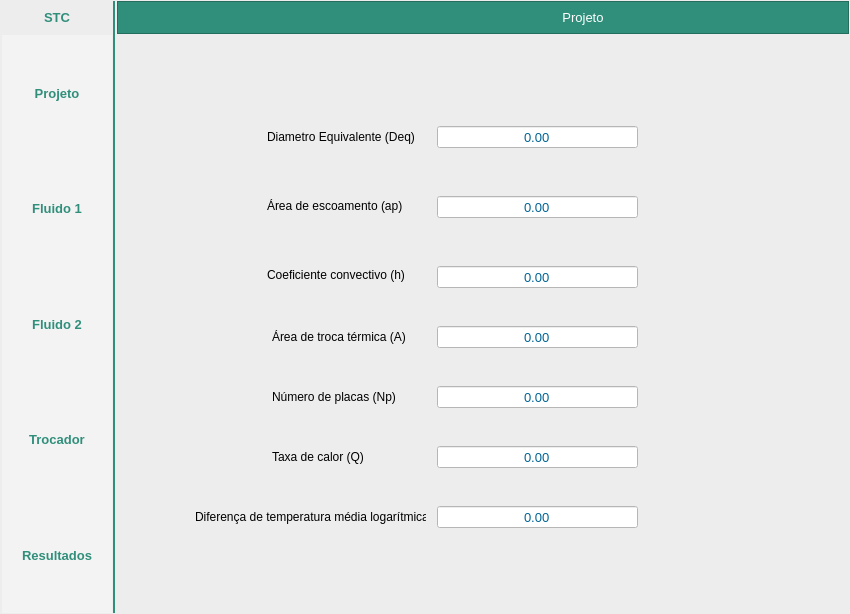
Old version of the form Tela.ui in the repository Zamariolo/STC.
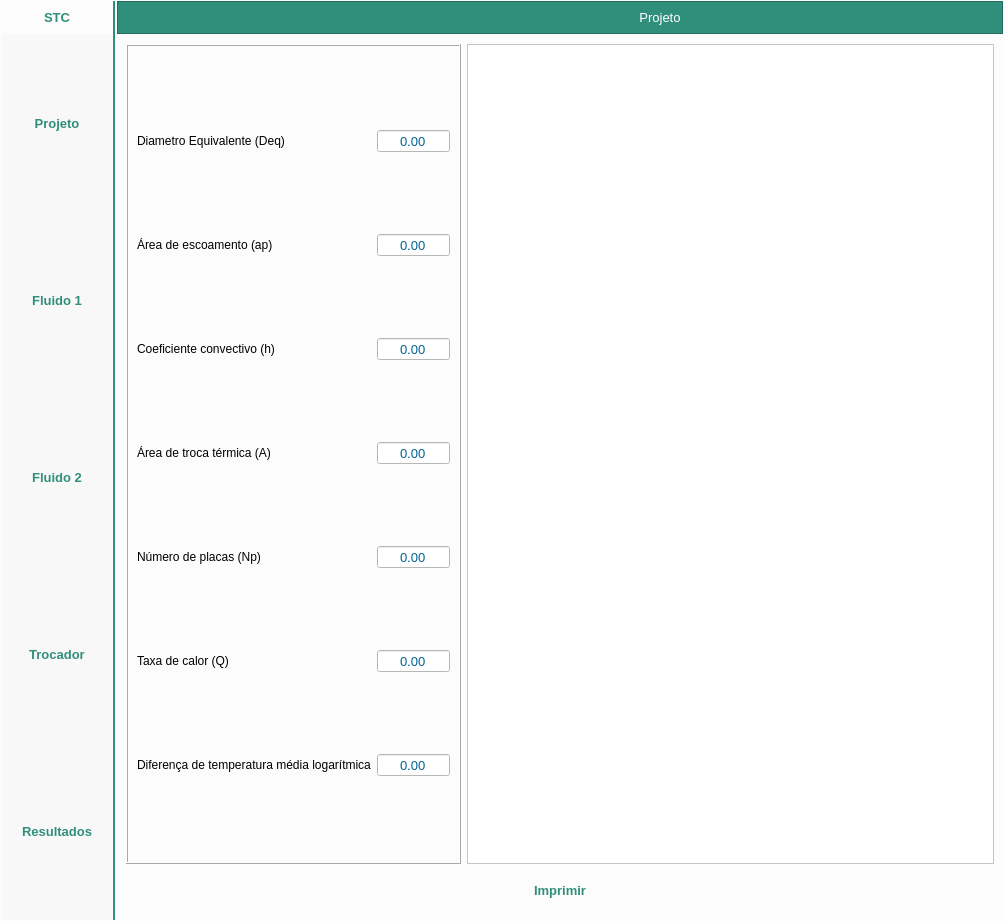
New version of the form. The open tabs and pages were chosen to show the change. Icons and pictures are not drawn.

The edit to the form file:
```diff
--- a/Tela.ui
+++ b/Tela.ui
@@ -9,8 +9,8 @@
    <rect>
     <x>0</x>
     <y>0</y>
-    <width>847</width>
-    <height>614</height>
+    <width>991</width>
+    <height>921</height>
    </rect>
   </property>
   <property name="sizePolicy">
@@ -29,7 +29,7 @@
    <string>STC - v0.0</string>
   </property>
   <property name="styleSheet">
-   <string notr="true">background-color: rgb(237, 237, 237);</string>
+   <string notr="true">background-color: rgb(252, 252, 252);</string>
   </property>
   <property name="toolButtonStyle">
    <enum>Qt::ToolButtonIconOnly</enum>
@@ -89,7 +89,7 @@
          <bool>false</bool>
         </property>
         <property name="styleSheet">
-         <string notr="true">background-color: rgb(243, 243, 243);</string>
+         <string notr="true">background-color: rgb(248, 248, 248);</string>
         </property>
         <property name="frameShape">
          <enum>QFrame::NoFrame</enum>
@@ -132,6 +132,9 @@
            </property>
            <item row="3" column="0">
             <widget class="QPushButton" name="trocador_btn">
+             <property name="enabled">
+              <bool>false</bool>
+             </property>
              <property name="sizePolicy">
               <sizepolicy hsizetype="Minimum" vsizetype="Minimum">
                <horstretch>0</horstretch>
@@ -3347,334 +3350,259 @@
          </widget>
         </widget>
         <widget class="QWidget" name="resultados_page">
+         <layout class="QGridLayout" name="gridLayout_7">
+          <item row="0" column="1">
+           <widget class="QTextEdit" name="textEdit">
+            <property name="minimumSize">
+             <size>
+              <width>527</width>
+              <height>0</height>
+             </size>
+            </property>
+            <property name="styleSheet">
+             <string notr="true">background-color: rgb(255, 255, 255);
+border-color: rgb(255, 85, 127);</string>
+            </property>
+           </widget>
+          </item>
+          <item row="0" column="0">
+           <widget class="QFrame" name="frame">
+            <property name="styleSheet">
+             <string notr="true">border-color: rgb(0, 0, 0);</string>
+            </property>
+            <property name="frameShape">
+             <enum>QFrame::Box</enum>
+            </property>
+            <property name="frameShadow">
+             <enum>QFrame::Raised</enum>
+            </property>
+            <layout class="QGridLayout" name="gridLayout_8">
+             <item row="0" column="0">
          <widget class="QLabel" name="deq_label">
-          <property name="geometry">
-           <rect>
-            <x>150</x>
-            <y>90</y>
-            <width>159</width>
-            <height>24</height>
-           </rect>
-          </property>
           <property name="text">
            <string>&lt;html&gt;&lt;head/&gt;&lt;body&gt;&lt;p&gt;Diametro Equivalente (Deq)&lt;/p&gt;&lt;/body&gt;&lt;/html&gt;</string>
           </property>
          </widget>
-         <widget class="QLabel" name="h_label">
-          <property name="geometry">
-           <rect>
-            <x>150</x>
-            <y>228</y>
-            <width>159</width>
+             </item>
+             <item row="1" column="2">
+              <widget class="QDoubleSpinBox" name="ap_spinbox">
+               <property name="minimumSize">
+                <size>
+                 <width>0</width>
             <height>24</height>
-           </rect>
-          </property>
-          <property name="text">
-           <string>&lt;html&gt;&lt;head/&gt;&lt;body&gt;&lt;p&gt;Coeficiente convectivo (h)&lt;/p&gt;&lt;/body&gt;&lt;/html&gt;</string>
-          </property>
-         </widget>
+                </size>
+               </property>
+               <property name="font">
+                <font>
+                 <family>Segoe UI</family>
+                 <pointsize>10</pointsize>
+                </font>
+               </property>
+               <property name="styleSheet">
+                <string notr="true">background-color: rgb(255, 255, 255);
+color: rgb(0, 100, 148);</string>
+               </property>
+               <property name="alignment">
+                <set>Qt::AlignCenter</set>
+               </property>
+               <property name="readOnly">
+                <bool>true</bool>
+               </property>
+               <property name="buttonSymbols">
+                <enum>QAbstractSpinBox::NoButtons</enum>
+               </property>
+               <property name="minimum">
+                <double>0.000000000000000</double>
+               </property>
+               <property name="maximum">
+                <double>999999.000000000000000</double>
+               </property>
+              </widget>
+             </item>
+             <item row="1" column="0">
          <widget class="QLabel" name="ap_label">
-          <property name="geometry">
-           <rect>
-            <x>150</x>
-            <y>159</y>
-            <width>159</width>
-            <height>24</height>
-           </rect>
-          </property>
           <property name="text">
            <string>&lt;html&gt;&lt;head/&gt;&lt;body&gt;&lt;p&gt;Área de escoamento (ap)&lt;/p&gt;&lt;/body&gt;&lt;/html&gt;</string>
           </property>
          </widget>
+             </item>
+             <item row="2" column="0">
+              <widget class="QLabel" name="h_label">
+               <property name="text">
+                <string>&lt;html&gt;&lt;head/&gt;&lt;body&gt;&lt;p&gt;Coeficiente convectivo (h)&lt;/p&gt;&lt;/body&gt;&lt;/html&gt;</string>
+               </property>
+              </widget>
+             </item>
+             <item row="2" column="2">
+              <widget class="QDoubleSpinBox" name="h_spinbox">
+               <property name="minimumSize">
+                <size>
+                 <width>0</width>
+                 <height>24</height>
+                </size>
+               </property>
+               <property name="font">
+                <font>
+                 <family>Segoe UI</family>
+                 <pointsize>10</pointsize>
+                </font>
+               </property>
+               <property name="styleSheet">
+                <string notr="true">background-color: rgb(255, 255, 255);
+color: rgb(0, 100, 148);</string>
+               </property>
+               <property name="alignment">
+                <set>Qt::AlignCenter</set>
+               </property>
+               <property name="readOnly">
+                <bool>true</bool>
+               </property>
+               <property name="buttonSymbols">
+                <enum>QAbstractSpinBox::NoButtons</enum>
+               </property>
+               <property name="minimum">
+                <double>0.000000000000000</double>
+               </property>
+               <property name="maximum">
+                <double>999999.000000000000000</double>
+               </property>
+              </widget>
+             </item>
+             <item row="3" column="0">
          <widget class="QLabel" name="A_label">
-          <property name="geometry">
-           <rect>
-            <x>155</x>
-            <y>290</y>
-            <width>159</width>
-            <height>24</height>
-           </rect>
-          </property>
           <property name="text">
            <string>&lt;html&gt;&lt;head/&gt;&lt;body&gt;&lt;p&gt;Área de troca térmica (A)&lt;/p&gt;&lt;/body&gt;&lt;/html&gt;</string>
           </property>
          </widget>
-         <widget class="QLabel" name="Np_new_label">
-          <property name="geometry">
-           <rect>
-            <x>155</x>
-            <y>350</y>
-            <width>159</width>
+             </item>
+             <item row="3" column="2">
+              <widget class="QDoubleSpinBox" name="A_spinbox">
+               <property name="minimumSize">
+                <size>
+                 <width>0</width>
             <height>24</height>
-           </rect>
-          </property>
-          <property name="text">
-           <string>&lt;html&gt;&lt;head/&gt;&lt;body&gt;&lt;p&gt;Número de placas (Np)&lt;/p&gt;&lt;/body&gt;&lt;/html&gt;</string>
-          </property>
-         </widget>
+                </size>
+               </property>
+               <property name="font">
+                <font>
+                 <family>Segoe UI</family>
+                 <pointsize>10</pointsize>
+                </font>
+               </property>
+               <property name="styleSheet">
+                <string notr="true">background-color: rgb(255, 255, 255);
+color: rgb(0, 100, 148);</string>
+               </property>
+               <property name="alignment">
+                <set>Qt::AlignCenter</set>
+               </property>
+               <property name="readOnly">
+                <bool>true</bool>
+               </property>
+               <property name="buttonSymbols">
+                <enum>QAbstractSpinBox::NoButtons</enum>
+               </property>
+               <property name="minimum">
+                <double>0.000000000000000</double>
+               </property>
+               <property name="maximum">
+                <double>999999.000000000000000</double>
+               </property>
+              </widget>
+             </item>
+             <item row="5" column="0">
          <widget class="QLabel" name="Q_label">
-          <property name="geometry">
-           <rect>
-            <x>155</x>
-            <y>410</y>
-            <width>159</width>
-            <height>24</height>
-           </rect>
-          </property>
           <property name="text">
            <string>&lt;html&gt;&lt;head/&gt;&lt;body&gt;&lt;p&gt;Taxa de calor (Q)&lt;/p&gt;&lt;/body&gt;&lt;/html&gt;</string>
           </property>
          </widget>
+             </item>
+             <item row="4" column="0">
+              <widget class="QLabel" name="Np_new_label">
+               <property name="text">
+                <string>&lt;html&gt;&lt;head/&gt;&lt;body&gt;&lt;p&gt;Número de placas (Np)&lt;/p&gt;&lt;/body&gt;&lt;/html&gt;</string>
+               </property>
+              </widget>
+             </item>
+             <item row="4" column="2">
+              <widget class="QDoubleSpinBox" name="Np_spinbox">
+               <property name="minimumSize">
+                <size>
+                 <width>0</width>
+                 <height>24</height>
+                </size>
+               </property>
+               <property name="font">
+                <font>
+                 <family>Segoe UI</family>
+                 <pointsize>10</pointsize>
+                </font>
+               </property>
+               <property name="styleSheet">
+                <string notr="true">background-color: rgb(255, 255, 255);
+color: rgb(0, 100, 148);</string>
+               </property>
+               <property name="alignment">
+                <set>Qt::AlignCenter</set>
+               </property>
+               <property name="readOnly">
+                <bool>true</bool>
+               </property>
+               <property name="buttonSymbols">
+                <enum>QAbstractSpinBox::NoButtons</enum>
+               </property>
+               <property name="minimum">
+                <double>0.000000000000000</double>
+               </property>
+               <property name="maximum">
+                <double>999999.000000000000000</double>
+               </property>
+              </widget>
+             </item>
+             <item row="6" column="0">
          <widget class="QLabel" name="dtln_label">
-          <property name="geometry">
-           <rect>
-            <x>78</x>
-            <y>470</y>
-            <width>231</width>
-            <height>24</height>
-           </rect>
-          </property>
           <property name="text">
            <string>&lt;html&gt;&lt;head/&gt;&lt;body&gt;&lt;p&gt;Diferença de temperatura média logarítmica&lt;/p&gt;&lt;/body&gt;&lt;/html&gt;</string>
           </property>
          </widget>
-         <widget class="QDoubleSpinBox" name="deq_spinBox">
-          <property name="geometry">
-           <rect>
-            <x>320</x>
-            <y>90</y>
-            <width>201</width>
-            <height>24</height>
-           </rect>
-          </property>
-          <property name="minimumSize">
-           <size>
-            <width>0</width>
-            <height>24</height>
-           </size>
-          </property>
-          <property name="font">
-           <font>
-            <family>Segoe UI</family>
-            <pointsize>10</pointsize>
-           </font>
-          </property>
-          <property name="styleSheet">
-           <string notr="true">background-color: rgb(255, 255, 255);
-color: rgb(0, 100, 148);</string>
-          </property>
-          <property name="alignment">
-           <set>Qt::AlignCenter</set>
-          </property>
-          <property name="buttonSymbols">
-           <enum>QAbstractSpinBox::NoButtons</enum>
-          </property>
-          <property name="minimum">
-           <double>0.000000000000000</double>
-          </property>
-          <property name="maximum">
-           <double>999999.000000000000000</double>
-          </property>
-         </widget>
-         <widget class="QDoubleSpinBox" name="ap_spinbox">
-          <property name="geometry">
-           <rect>
-            <x>320</x>
-            <y>160</y>
-            <width>201</width>
-            <height>24</height>
-           </rect>
-          </property>
-          <property name="minimumSize">
-           <size>
-            <width>0</width>
-            <height>24</height>
-           </size>
-          </property>
-          <property name="font">
-           <font>
-            <family>Segoe UI</family>
-            <pointsize>10</pointsize>
-           </font>
-          </property>
-          <property name="styleSheet">
-           <string notr="true">background-color: rgb(255, 255, 255);
-color: rgb(0, 100, 148);</string>
-          </property>
-          <property name="alignment">
-           <set>Qt::AlignCenter</set>
-          </property>
-          <property name="buttonSymbols">
-           <enum>QAbstractSpinBox::NoButtons</enum>
-          </property>
-          <property name="minimum">
-           <double>0.000000000000000</double>
-          </property>
-          <property name="maximum">
-           <double>999999.000000000000000</double>
-          </property>
-         </widget>
-         <widget class="QDoubleSpinBox" name="A_spinbox">
-          <property name="geometry">
-           <rect>
-            <x>320</x>
-            <y>290</y>
-            <width>201</width>
-            <height>24</height>
-           </rect>
-          </property>
-          <property name="minimumSize">
-           <size>
-            <width>0</width>
-            <height>24</height>
-           </size>
-          </property>
-          <property name="font">
-           <font>
-            <family>Segoe UI</family>
-            <pointsize>10</pointsize>
-           </font>
-          </property>
-          <property name="styleSheet">
-           <string notr="true">background-color: rgb(255, 255, 255);
-color: rgb(0, 100, 148);</string>
-          </property>
-          <property name="alignment">
-           <set>Qt::AlignCenter</set>
-          </property>
-          <property name="buttonSymbols">
-           <enum>QAbstractSpinBox::NoButtons</enum>
-          </property>
-          <property name="minimum">
-           <double>0.000000000000000</double>
-          </property>
-          <property name="maximum">
-           <double>999999.000000000000000</double>
-          </property>
-         </widget>
-         <widget class="QDoubleSpinBox" name="h_spinbox">
-          <property name="geometry">
-           <rect>
-            <x>320</x>
-            <y>230</y>
-            <width>201</width>
-            <height>24</height>
-           </rect>
-          </property>
-          <property name="minimumSize">
-           <size>
-            <width>0</width>
-            <height>24</height>
-           </size>
-          </property>
-          <property name="font">
-           <font>
-            <family>Segoe UI</family>
-            <pointsize>10</pointsize>
-           </font>
-          </property>
-          <property name="styleSheet">
-           <string notr="true">background-color: rgb(255, 255, 255);
-color: rgb(0, 100, 148);</string>
-          </property>
-          <property name="alignment">
-           <set>Qt::AlignCenter</set>
-          </property>
-          <property name="buttonSymbols">
-           <enum>QAbstractSpinBox::NoButtons</enum>
-          </property>
-          <property name="minimum">
-           <double>0.000000000000000</double>
-          </property>
-          <property name="maximum">
-           <double>999999.000000000000000</double>
-          </property>
-         </widget>
-         <widget class="QDoubleSpinBox" name="Np_spinbox">
-          <property name="geometry">
-           <rect>
-            <x>320</x>
-            <y>350</y>
-            <width>201</width>
-            <height>24</height>
-           </rect>
-          </property>
-          <property name="minimumSize">
-           <size>
-            <width>0</width>
-            <height>24</height>
-           </size>
-          </property>
-          <property name="font">
-           <font>
-            <family>Segoe UI</family>
-            <pointsize>10</pointsize>
-           </font>
-          </property>
-          <property name="styleSheet">
-           <string notr="true">background-color: rgb(255, 255, 255);
-color: rgb(0, 100, 148);</string>
-          </property>
-          <property name="alignment">
-           <set>Qt::AlignCenter</set>
-          </property>
-          <property name="buttonSymbols">
-           <enum>QAbstractSpinBox::NoButtons</enum>
-          </property>
-          <property name="minimum">
-           <double>0.000000000000000</double>
-          </property>
-          <property name="maximum">
-           <double>999999.000000000000000</double>
-          </property>
-         </widget>
-         <widget class="QDoubleSpinBox" name="Q_spinbox">
-          <property name="geometry">
-           <rect>
-            <x>320</x>
-            <y>410</y>
-            <width>201</width>
-            <height>24</height>
-           </rect>
-          </property>
-          <property name="minimumSize">
-           <size>
-            <width>0</width>
-            <height>24</height>
-           </size>
-          </property>
-          <property name="font">
-           <font>
-            <family>Segoe UI</family>
-            <pointsize>10</pointsize>
-           </font>
-          </property>
-          <property name="styleSheet">
-           <string notr="true">background-color: rgb(255, 255, 255);
-color: rgb(0, 100, 148);</string>
-          </property>
-          <property name="alignment">
-           <set>Qt::AlignCenter</set>
-          </property>
-          <property name="buttonSymbols">
-           <enum>QAbstractSpinBox::NoButtons</enum>
-          </property>
-          <property name="minimum">
-           <double>0.000000000000000</double>
-          </property>
-          <property name="maximum">
-           <double>999999.000000000000000</double>
-          </property>
-         </widget>
+             </item>
+             <item row="6" column="2">
          <widget class="QDoubleSpinBox" name="dtln_spinbox">
-          <property name="geometry">
-           <rect>
-            <x>320</x>
-            <y>470</y>
-            <width>201</width>
+               <property name="minimumSize">
+                <size>
+                 <width>0</width>
             <height>24</height>
-           </rect>
-          </property>
+                </size>
+               </property>
+               <property name="font">
+                <font>
+                 <family>Segoe UI</family>
+                 <pointsize>10</pointsize>
+                </font>
+               </property>
+               <property name="styleSheet">
+                <string notr="true">background-color: rgb(255, 255, 255);
+color: rgb(0, 100, 148);</string>
+               </property>
+               <property name="alignment">
+                <set>Qt::AlignCenter</set>
+               </property>
+               <property name="readOnly">
+                <bool>true</bool>
+               </property>
+               <property name="buttonSymbols">
+                <enum>QAbstractSpinBox::NoButtons</enum>
+               </property>
+               <property name="minimum">
+                <double>0.000000000000000</double>
+               </property>
+               <property name="maximum">
+                <double>999999.000000000000000</double>
+               </property>
+              </widget>
+             </item>
+             <item row="5" column="2">
+              <widget class="QDoubleSpinBox" name="Q_spinbox">
           <property name="minimumSize">
            <size>
             <width>0</width>
@@ -3694,6 +3622,9 @@
           <property name="alignment">
            <set>Qt::AlignCenter</set>
           </property>
+               <property name="readOnly">
+                <bool>true</bool>
+               </property>
           <property name="buttonSymbols">
            <enum>QAbstractSpinBox::NoButtons</enum>
           </property>
@@ -3704,6 +3635,102 @@
            <double>999999.000000000000000</double>
           </property>
          </widget>
+             </item>
+             <item row="0" column="2">
+              <widget class="QDoubleSpinBox" name="deq_spinBox">
+               <property name="minimumSize">
+                <size>
+                 <width>0</width>
+                 <height>24</height>
+                </size>
+               </property>
+               <property name="font">
+                <font>
+                 <family>Segoe UI</family>
+                 <pointsize>10</pointsize>
+                </font>
+               </property>
+               <property name="cursor">
+                <cursorShape>ArrowCursor</cursorShape>
+               </property>
+               <property name="styleSheet">
+                <string notr="true">background-color: rgb(255, 255, 255);
+color: rgb(0, 100, 148);</string>
+               </property>
+               <property name="alignment">
+                <set>Qt::AlignCenter</set>
+               </property>
+               <property name="readOnly">
+                <bool>true</bool>
+               </property>
+               <property name="buttonSymbols">
+                <enum>QAbstractSpinBox::NoButtons</enum>
+               </property>
+               <property name="minimum">
+                <double>0.000000000000000</double>
+               </property>
+               <property name="maximum">
+                <double>999999.000000000000000</double>
+               </property>
+              </widget>
+             </item>
+            </layout>
+           </widget>
+          </item>
+          <item row="2" column="0" rowspan="2" colspan="2">
+           <widget class="QFrame" name="frame_2">
+            <property name="minimumSize">
+             <size>
+              <width>11</width>
+              <height>39</height>
+             </size>
+            </property>
+            <property name="styleSheet">
+             <string notr="true"/>
+            </property>
+            <property name="frameShape">
+             <enum>QFrame::NoFrame</enum>
+            </property>
+            <property name="frameShadow">
+             <enum>QFrame::Raised</enum>
+            </property>
+            <layout class="QHBoxLayout" name="horizontalLayout_3">
+             <item>
+              <widget class="QPushButton" name="imprimir_btn">
+               <property name="font">
+                <font>
+                 <family>Segoe UI</family>
+                 <pointsize>10</pointsize>
+                 <weight>75</weight>
+                 <bold>true</bold>
+                </font>
+               </property>
+               <property name="cursor">
+                <cursorShape>PointingHandCursor</cursorShape>
+               </property>
+               <property name="styleSheet">
+                <string notr="true">background-color: rgb(237, 237, 237);
+
+color: rgb(48, 143, 123);</string>
+               </property>
+               <property name="text">
+                <string>Imprimir</string>
+               </property>
+               <property name="autoDefault">
+                <bool>false</bool>
+               </property>
+               <property name="default">
+                <bool>true</bool>
+               </property>
+               <property name="flat">
+                <bool>true</bool>
+               </property>
+              </widget>
+             </item>
+            </layout>
+           </widget>
+          </item>
+         </layout>
         </widget>
        </widget>
       </item>
```
Left out of the diff: 1171 changed lines with no effect on the pictures. Lines whose indentation alone changed are shown as unchanged.
